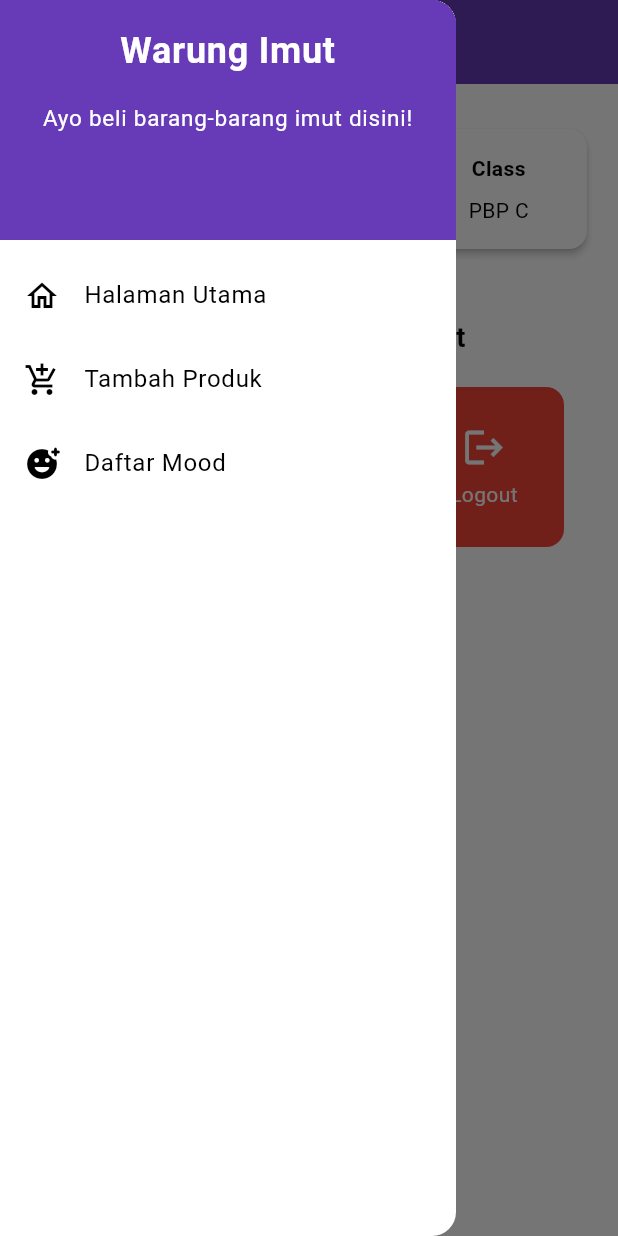
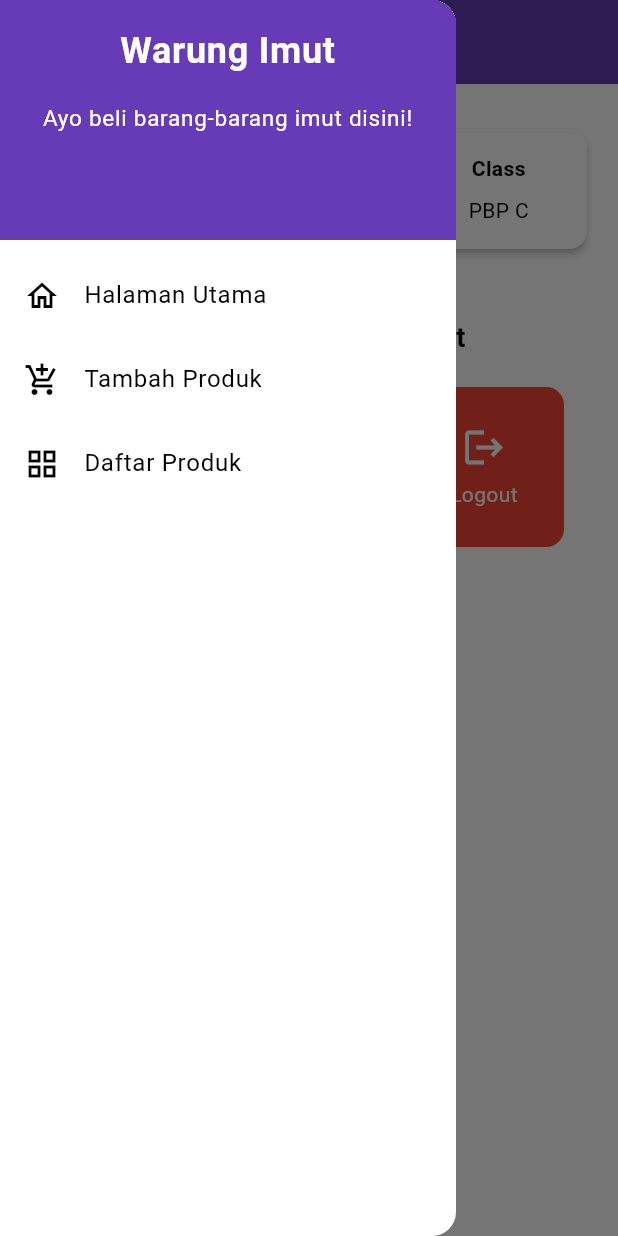
Before and after one commit to farel39/warung-imut-mobile, a Flutter app: the MyHomePage screen opened directly, with the side drawer open, on a phone screen of 412 x 824 dp. Run offline on Flutter 3.47's test engine with Material 3 defaults, Android fonts, the phone set to English and light mode, and no system bars; missing offline and left inert: pbp_django_auth.

Commit message:
change icon again

```diff
--- a/lib/widgets/left_drawer.dart
+++ b/lib/widgets/left_drawer.dart
@@ -64,8 +64,8 @@ class LeftDrawer extends StatelessWidget {
             },
           ),
           ListTile(
-            leading: const Icon(Icons.add_reaction_rounded),
-            title: const Text('Daftar Mood'),
+            leading: const Icon(Icons.grid_view),
+            title: const Text('Daftar Produk'),
             onTap: () {
               // Route menu ke halaman mood
               Navigator.push(
```
